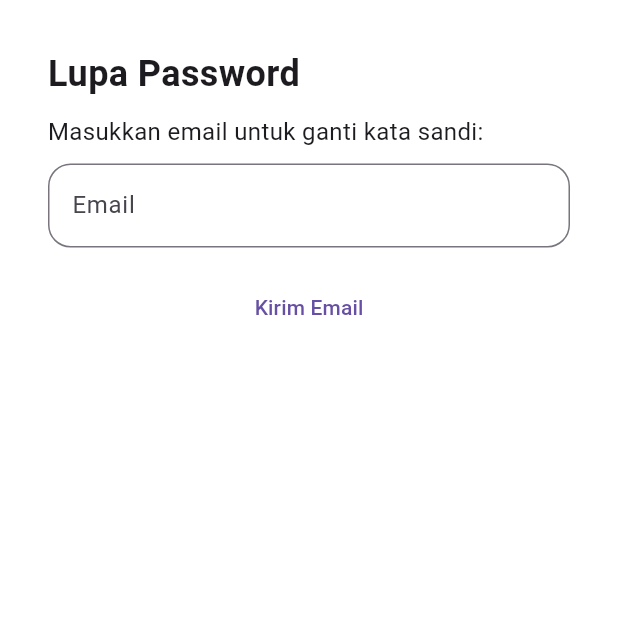
After one commit to ippl-hr-application/frontend-mobile, a Flutter app: the ForgetSendEmail screen opened directly, on a phone screen of 412 x 824 dp, the top half of it. The commit adds this screen. Run offline on Flutter 3.47's test engine with Material 3 defaults, Android fonts, the phone set to English and light mode, and no system bars; our stand-ins replace calendar_date_picker2, file_picker, flutter_form_builder, google_maps_flutter, image_picker, signature.

Commit message:
Checkin map kurang api, widget bagian auth kelar

```diff
--- a/lib/screens/auth/forget_password.dart
+++ b/lib/screens/auth/forget_password.dart
@@ -51,7 +51,6 @@ class ForgetPassword extends StatelessWidget {
                 width: double.infinity,
                 child: ElevatedButton(
                   onPressed: () {
-                    // Tambahkan logika autentikasi atau navigasi ke halaman berikutnya di sini
                   },
                   // style: ElevatedButton.styleFrom(
                   //   primary: Color(0xFF2051E5), // Ubah warna latar belakang
--- a/lib/screens/home/checkin_success.dart
+++ b/lib/screens/home/checkin_success.dart
@@ -54,8 +54,8 @@ class CheckinSuccess extends StatelessWidget {
             SizedBox(height: 30.0),
             ElevatedButton(
               onPressed: () {
-                // Tambahkan logika untuk kembali ke beranda
-              },
+
+                              },
               child: Text('Kembali ke Beranda'),
             ),
           ],
--- a/lib/screens/settings/change_password.dart
+++ b/lib/screens/settings/change_password.dart
@@ -24,7 +24,6 @@ class _ChangePasswordState extends State<ChangePassword> {
                   IconButton(
                     icon: Icon(Icons.arrow_back),
                     onPressed: () {
-                      // Add navigation logic to go back to the previous page
                       Navigator.pop(context);
                     },
                   ),
@@ -52,7 +51,6 @@ class _ChangePasswordState extends State<ChangePassword> {
                         _isObscured ? Icons.visibility : Icons.visibility_off,
                       ),
                       onPressed: () {
-                        // Toggle the visibility of the password
                         setState(() {
                           _isObscured = !_isObscured;
                         });
@@ -76,7 +74,6 @@ class _ChangePasswordState extends State<ChangePassword> {
                         _isObscured ? Icons.visibility : Icons.visibility_off,
                       ),
                       onPressed: () {
-                        // Toggle the visibility of the password
                         setState(() {
                           _isObscured = !_isObscured;
                         });
@@ -100,7 +97,6 @@ class _ChangePasswordState extends State<ChangePassword> {
                         _isObscured ? Icons.visibility : Icons.visibility_off,
                       ),
                       onPressed: () {
-                        // Toggle the visibility of the password
                         setState(() {
                           _isObscured = !_isObscured;
                         });
@@ -114,7 +110,6 @@ class _ChangePasswordState extends State<ChangePassword> {
                 width: double.infinity,
                 child: ElevatedButton(
                   onPressed: () {
-                    // Add authentication logic or navigate to the next page here
                   },
                   child: Text("Simpan"),
                 ),
--- /dev/null
+++ b/lib/widgets/login/forget_send_email.dart
@@ -0,0 +1,80 @@
+import 'package:flutter/material.dart';
+
+class ForgetSendEmail extends StatelessWidget {
+  const ForgetSendEmail({Key? key}) : super(key: key);
+
+  @override
+  Widget build(BuildContext context) {
+    String email = '';
+
+    return Scaffold(
+      backgroundColor: Colors.transparent,
+      body: Padding(
+        padding: const EdgeInsets.all(16.0),
+        child: Column(
+          mainAxisSize: MainAxisSize.min,
+          children: [
+            Container(
+              width: double.infinity,
+              decoration: BoxDecoration(
+                color: Colors.white,
+                borderRadius: BorderRadius.only(
+                  topLeft: Radius.circular(20.0),
+                  topRight: Radius.circular(20.0),
+                ),
+              ),
+              child: Padding(
+                padding: const EdgeInsets.all(16.0),
+                child: Column(
+                  crossAxisAlignment: CrossAxisAlignment.start,
+                  children: [
+                    Text(
+                      'Lupa Password',
+                      style: TextStyle(fontSize: 24.0, fontWeight: FontWeight.bold),
+                      textAlign: TextAlign.center,
+                    ),
+                    SizedBox(height: 10.0),
+                    Text(
+                      'Masukkan email untuk ganti kata sandi:',
+                      style: TextStyle(fontSize: 16.0),
+                      textAlign: TextAlign.center,
+                    ),
+                    SizedBox(height: 10.0),
+                    TextField(
+                      onChanged: (value) {
+                        email = value;
+                      },
+                      decoration: InputDecoration(
+                        labelText: "Email",
+                        border: OutlineInputBorder(
+                          borderRadius: BorderRadius.circular(15.0),
+                        ),
+                      ),
+                    ),
+                  ],
+                ),
+              ),
+            ),
+            SizedBox(height: 0.0),
+            Container(
+              width: double.infinity,
+              decoration: BoxDecoration(
+                color: Colors.white,
+                borderRadius: BorderRadius.only(
+                  bottomLeft: Radius.circular(20.0),
+                  bottomRight: Radius.circular(20.0),
+                ),
+              ),
+              child: TextButton(
+                onPressed: () {
+                  print('Email yang dikirim: $email');
+                },
+                child: Text('Kirim Email'),
+              ),
+            ),
+          ],
+        ),
+      ),
+    );
+  }
+}
--- a/pubspec.yaml
+++ b/pubspec.yaml
@@ -35,12 +35,15 @@ dependencies:
   signature: ^5.0.1
   file_picker: ^4.1.4
   intl: ^0.17.0
+  camera: ^0.10.5+9
   image_picker: ^1.0.7
+  # google_maps_flutter: ^2.1.0
 
 
   # The following adds the Cupertino Icons font to your application.
   # Use with the CupertinoIcons class for iOS style icons.
   cupertino_icons: ^1.0.6
+  google_maps_flutter: ^2.2.8
 
 dev_dependencies:
   flutter_test:
```
Also changed, not shown: lib/main.dart (+5 -2 lines), lib/screens/auth/login_page.dart (+3 -7 lines), lib/screens/home/checkin_map.dart (added, +47 -0 lines), lib/screens/home/checkin_prove.dart (+17 -8 lines), lib/screens/permintaan/form_kehadiran_request.dart (+9 -11 lines), lib/screens/permintaan/form_sakit.dart (+10 -10 lines), lib/widgets/login/forget_password.dart (deleted, +0 -55 lines), lib/widgets/login/success_password_change.dart (added, +62 -0 lines), pubspec.lock.
